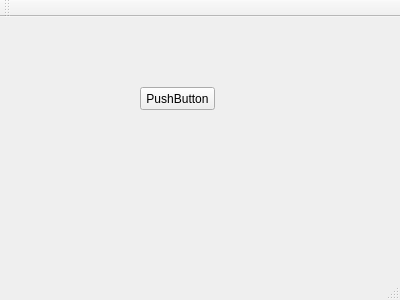
Before: the Qt Designer form infdevice.ui in maniek1310/InfDevice, drawn with Qt 5.
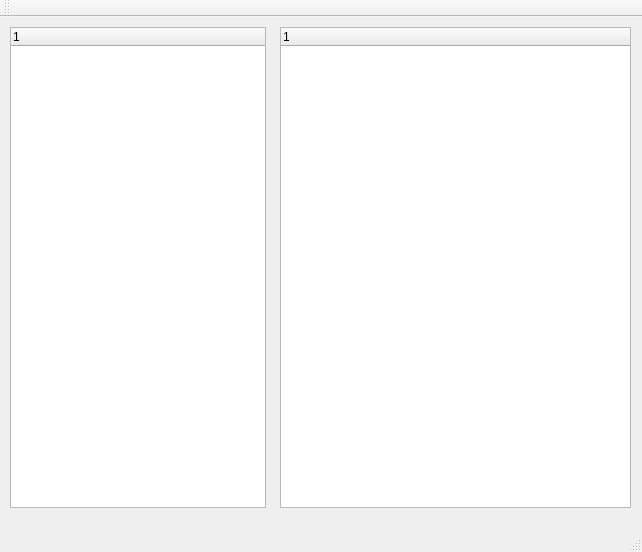
After: the same form once the commit is applied.

Commit message: formating gui aplication

```diff
--- a/infdevice.ui
+++ b/infdevice.ui
@@ -6,26 +6,43 @@
    <rect>
     <x>0</x>
     <y>0</y>
-    <width>400</width>
-    <height>300</height>
+    <width>642</width>
+    <height>552</height>
    </rect>
   </property>
   <property name="windowTitle">
    <string>InfDevice</string>
   </property>
   <widget class="QWidget" name="centralWidget">
-   <widget class="QPushButton" name="pushButton">
+   <widget class="QTreeWidget" name="treeWidget">
     <property name="geometry">
      <rect>
-      <x>140</x>
-      <y>70</y>
-      <width>75</width>
-      <height>23</height>
+      <x>10</x>
+      <y>10</y>
+      <width>256</width>
+      <height>481</height>
      </rect>
     </property>
-    <property name="text">
-     <string>PushButton</string>
+    <column>
+     <property name="text">
+      <string notr="true">1</string>
+     </property>
+    </column>
+   </widget>
+   <widget class="QTreeWidget" name="treeWidget_2">
+    <property name="geometry">
+     <rect>
+      <x>280</x>
+      <y>10</y>
+      <width>351</width>
+      <height>481</height>
+     </rect>
     </property>
+    <column>
+     <property name="text">
+      <string notr="true">1</string>
+     </property>
+    </column>
    </widget>
   </widget>
   <widget class="QMenuBar" name="menuBar">
```
Left out of the diff: 2 changed lines with no effect on the pictures. The commit also changes 4 other files.
